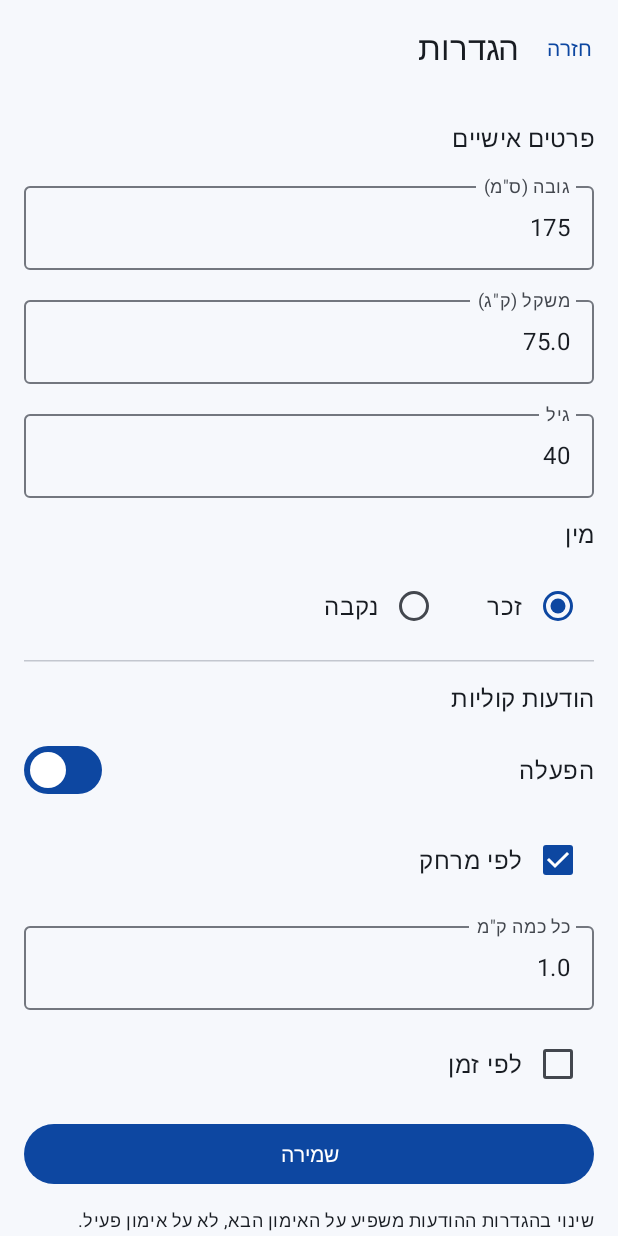
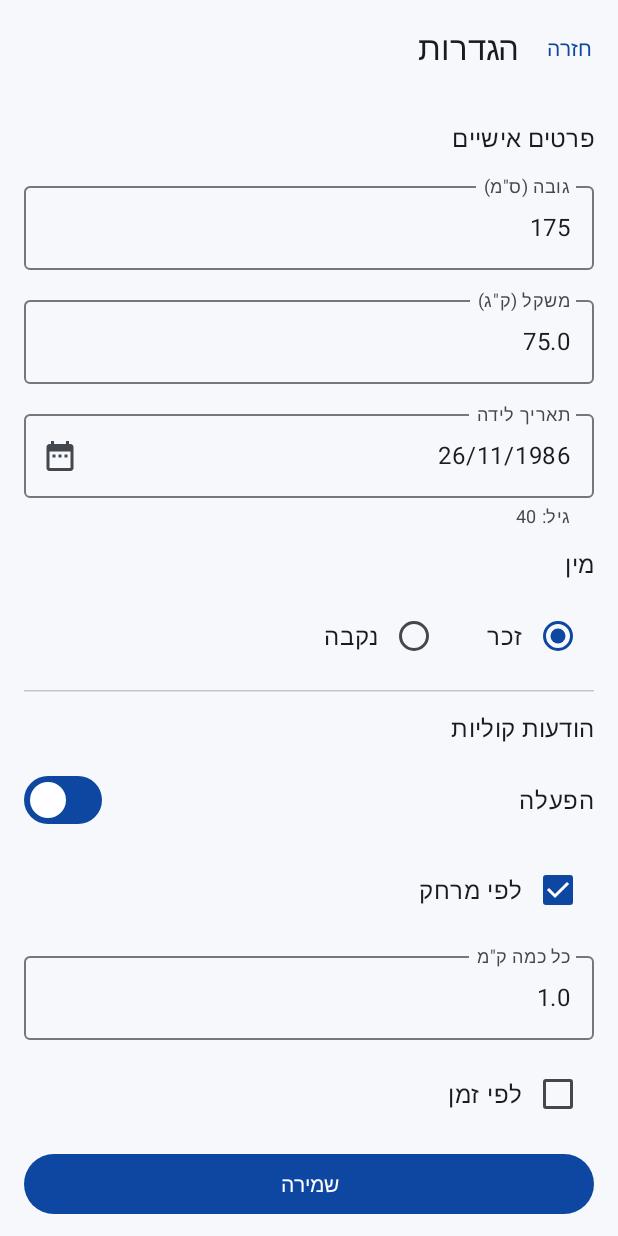
Before and after one commit to gadinassi/WalkRun, an Android app built with Jetpack Compose: the HomeScreen screen opened through its navigation route, after a tap on "הגדרות", on a phone screen of 412 x 824 dp. Run offline under Robolectric (Android 15) with nearby library versions, the phone set to English and light mode, and no system bars; our stand-ins replace Room's generated code; libraries missing offline, so code that uses them is left out: org.osmdroid.config, org.osmdroid.tileprovider, org.osmdroid.util, org.osmdroid.views.

Commit message:
Settings: birth date instead of age
Age is calculated from the birth date, so calories stay right after each
birthday. The old saved age becomes an estimated birth date on first read.

Co-Authored-By: Claude Opus 5.5 <noreply@anthropic.com>

```diff
--- a/app/src/main/java/com/example/walkrun/data/SettingsRepository.kt
+++ b/app/src/main/java/com/example/walkrun/data/SettingsRepository.kt
@@ -5,10 +5,13 @@ import androidx.datastore.preferences.core.booleanPreferencesKey
 import androidx.datastore.preferences.core.doublePreferencesKey
 import androidx.datastore.preferences.core.edit
 import androidx.datastore.preferences.core.intPreferencesKey
+import androidx.datastore.preferences.core.longPreferencesKey
 import androidx.datastore.preferences.core.stringPreferencesKey
 import androidx.datastore.preferences.preferencesDataStore
 import kotlinx.coroutines.flow.Flow
 import kotlinx.coroutines.flow.map
+import java.time.LocalDate
+import java.time.Period
 
 private val Context.dataStore by preferencesDataStore(name = "settings")
 
@@ -17,9 +20,16 @@ enum class Sex { MALE, FEMALE }
 data class UserProfile(
     val heightCm: Int = 175,
     val weightKg: Double = 75.0,
-    val age: Int = 40,
+    val birthDate: LocalDate = LocalDate.now().minusYears(DEFAULT_AGE),
     val sex: Sex = Sex.MALE
-)
+) {
+    /** Age in full years today. Goes up by itself on the birthday. */
+    val age: Int get() = Period.between(birthDate, LocalDate.now()).years
+
+    companion object {
+        const val DEFAULT_AGE = 40L
+    }
+}
 
 /** Announcements by distance and by time are independent. Both can be on. */
 data class AnnounceSettings(
@@ -42,7 +52,9 @@ class SettingsRepository(private val context: Context) {
     private object Keys {
         val HEIGHT = intPreferencesKey("height_cm")
         val WEIGHT = doublePreferencesKey("weight_kg")
+        /** Old setting: age in years. Read only, to estimate the birth date after an update. */
         val AGE = intPreferencesKey("age")
+        val BIRTH = longPreferencesKey("birth_epoch_day")
         val SEX = stringPreferencesKey("sex")
         val ANN_ENABLED = booleanPreferencesKey("announce_enabled")
         /** Old setting: "DISTANCE" or "TIME". Read only, to keep the user's choice after an update. */
@@ -62,7 +74,9 @@ class SettingsRepository(private val context: Context) {
         UserProfile(
             heightCm = p[Keys.HEIGHT] ?: d.heightCm,
             weightKg = p[Keys.WEIGHT] ?: d.weightKg,
-            age = p[Keys.AGE] ?: d.age,
+            birthDate = p[Keys.BIRTH]?.let { LocalDate.ofEpochDay(it) }
+                ?: p[Keys.AGE]?.let { LocalDate.now().minusYears(it.toLong()) }
+                ?: d.birthDate,
             sex = Sex.entries.firstOrNull { it.name == p[Keys.SEX] } ?: d.sex
         )
     }
@@ -89,7 +103,8 @@ class SettingsRepository(private val context: Context) {
         context.dataStore.edit {
             it[Keys.HEIGHT] = profile.heightCm
             it[Keys.WEIGHT] = profile.weightKg
-            it[Keys.AGE] = profile.age
+            it[Keys.BIRTH] = profile.birthDate.toEpochDay()
+            it.remove(Keys.AGE)
             it[Keys.SEX] = profile.sex.name
         }
     }
--- a/app/src/main/java/com/example/walkrun/ui/HomeScreen.kt
+++ b/app/src/main/java/com/example/walkrun/ui/HomeScreen.kt
@@ -77,7 +77,7 @@ fun HomeScreen(
                         colors = CardDefaults.cardColors(containerColor = MaterialTheme.colorScheme.errorContainer)
                     ) {
                         Text(
-                            "הזן גובה, משקל, גיל ומין בהגדרות. בלי הנתונים האלה החישוב משתמש בערכי ברירת מחדל.",
+                            "הזן גובה, משקל, תאריך לידה ומין בהגדרות. בלי הנתונים האלה החישוב משתמש בערכי ברירת מחדל.",
                             modifier = Modifier.padding(12.dp)
                         )
                     }
--- a/app/src/main/java/com/example/walkrun/ui/SettingsScreen.kt
+++ b/app/src/main/java/com/example/walkrun/ui/SettingsScreen.kt
@@ -46,6 +46,19 @@ import com.example.walkrun.tracking.TrackingStore
 import androidx.lifecycle.compose.collectAsStateWithLifecycle
 import kotlinx.coroutines.flow.first
 import kotlinx.coroutines.launch
+import androidx.compose.foundation.clickable
+import androidx.compose.foundation.layout.Box
+import androidx.compose.material.icons.Icons
+import androidx.compose.material.icons.filled.DateRange
+import androidx.compose.material3.DatePicker
+import androidx.compose.material3.DatePickerDialog
+import androidx.compose.material3.Icon
+import androidx.compose.material3.OutlinedTextField
+import androidx.compose.material3.SelectableDates
+import androidx.compose.material3.rememberDatePickerState
+import java.time.LocalDate
+import java.time.Period
+import java.time.format.DateTimeFormatter
 
 @OptIn(ExperimentalMaterial3Api::class)
 @Composable
@@ -60,7 +73,8 @@ fun SettingsScreen(app: WalkRunApp, onBack: () -> Unit, onSignedOut: () -> Unit)
     var loaded by remember { mutableStateOf(false) }
     var height by remember { mutableStateOf("") }
     var weight by remember { mutableStateOf("") }
-    var age by remember { mutableStateOf("") }
+    var birth by remember { mutableStateOf(LocalDate.now()) }
+    var pickBirth by remember { mutableStateOf(false) }
     var sex by remember { mutableStateOf(Sex.MALE) }
     var annEnabled by remember { mutableStateOf(true) }
     var annByDistance by remember { mutableStateOf(true) }
@@ -73,7 +87,7 @@ fun SettingsScreen(app: WalkRunApp, onBack: () -> Unit, onSignedOut: () -> Unit)
         val a = app.settings.announce.first()
         height = p.heightCm.toString()
         weight = p.weightKg.toString()
-        age = p.age.toString()
+        birth = p.birthDate
         sex = p.sex
         annEnabled = a.enabled
         annByDistance = a.byDistance
@@ -99,7 +113,19 @@ fun SettingsScreen(app: WalkRunApp, onBack: () -> Unit, onSignedOut: () -> Unit)
             Text("פרטים אישיים", style = MaterialTheme.typography.titleMedium)
             NumberField("גובה (ס\"מ)", height) { height = it }
             NumberField("משקל (ק\"ג)", weight, decimal = true) { weight = it }
-            NumberField("גיל", age) { age = it }
+            // Read-only field. A tap opens the calendar.
+            Box(Modifier.fillMaxWidth()) {
+                OutlinedTextField(
+                    value = birth.format(BIRTH_FORMAT),
+                    onValueChange = {},
+                    readOnly = true,
+                    label = { Text("תאריך לידה") },
+                    supportingText = { Text("גיל: ${Period.between(birth, LocalDate.now()).years}") },
+                    trailingIcon = { Icon(Icons.Filled.DateRange, contentDescription = null) },
+                    modifier = Modifier.fillMaxWidth()
+                )
+                Box(Modifier.matchParentSize().clickable { pickBirth = true })
+            }
             Text("מין")
             Row(verticalAlignment = Alignment.CenterVertically) {
                 RadioButton(selected = sex == Sex.MALE, onClick = { sex = Sex.MALE })
@@ -135,14 +161,14 @@ fun SettingsScreen(app: WalkRunApp, onBack: () -> Unit, onSignedOut: () -> Unit)
             Button(onClick = {
                 val h = height.toIntOrNull()
                 val w = weight.toDoubleOrNull()
-                val a = age.toIntOrNull()
+                val a = Period.between(birth, LocalDate.now()).years
                 val d = annDistance.toDoubleOrNull()
                 val t = annTime.toIntOrNull()
                 // A hidden (unchecked) field is not validated. Its last valid value is kept.
                 val error = when {
                     h == null || h !in 100..230 -> "גובה: ערך בין 100 ל-230 ס\"מ."
                     w == null || w !in 30.0..250.0 -> "משקל: ערך בין 30 ל-250 ק\"ג."
-                    a == null || a !in 10..100 -> "גיל: ערך בין 10 ל-100."
+                    a !in 10..100 -> "תאריך לידה: הגיל צריך להיות בין 10 ל-100."
                     annEnabled && !annByDistance && !annByTime -> "הודעות קוליות: בחר מרחק, זמן או שניהם."
                     annByDistance && (d == null || d !in 0.1..50.0) -> "מרחק הודעה: ערך בין 0.1 ל-50 ק\"מ."
                     annByTime && (t == null || t !in 1..120) -> "זמן הודעה: ערך בין 1 ל-120 דקות."
@@ -153,7 +179,7 @@ fun SettingsScreen(app: WalkRunApp, onBack: () -> Unit, onSignedOut: () -> Unit)
                     return@Button
                 }
                 scope.launch {
-                    app.settings.saveProfile(UserProfile(h!!, w!!, a!!, sex))
+                    app.settings.saveProfile(UserProfile(h!!, w!!, birth, sex))
                     val defaults = AnnounceSettings()
                     app.settings.saveAnnounce(
                         AnnounceSettings(
@@ -226,4 +252,32 @@ fun SettingsScreen(app: WalkRunApp, onBack: () -> Unit, onSignedOut: () -> Unit)
             }
         }
     }
+
+    if (pickBirth) {
+        // The date picker works in UTC milliseconds at midnight.
+        val today = LocalDate.now()
+        val state = rememberDatePickerState(
+            initialSelectedDateMillis = birth.toEpochDay() * DAY_MS,
+            yearRange = (today.year - 100)..today.year,
+            selectableDates = object : SelectableDates {
+                override fun isSelectableDate(utcTimeMillis: Long) = utcTimeMillis <= today.toEpochDay() * DAY_MS
+                override fun isSelectableYear(year: Int) = year <= today.year
+            }
+        )
+        DatePickerDialog(
+            onDismissRequest = { pickBirth = false },
+            confirmButton = {
+                TextButton(onClick = {
+                    state.selectedDateMillis?.let { birth = LocalDate.ofEpochDay(it / DAY_MS) }
+                    pickBirth = false
+                }) { Text("אישור") }
+            },
+            dismissButton = { TextButton(onClick = { pickBirth = false }) { Text("ביטול") } }
+        ) {
+            DatePicker(state = state, title = { Text("תאריך לידה", Modifier.padding(start = 24.dp, top = 16.dp)) })
+        }
+    }
 }
+
+private const val DAY_MS = 86_400_000L
+private val BIRTH_FORMAT = DateTimeFormatter.ofPattern("dd/MM/yyyy")
```
